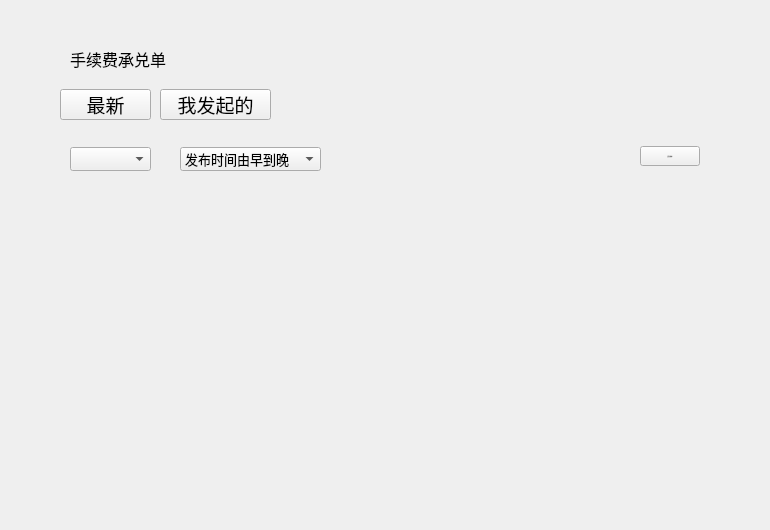
Before: the Qt Designer form poundage/PoundageWidget.ui in HcashOrg/hx-indicator, drawn with Qt 5.
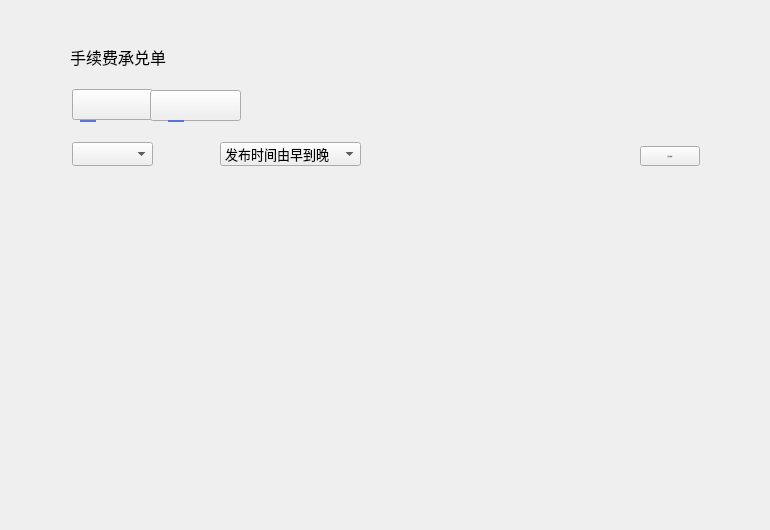
After: the same form once the commit is applied.

Diff of the .ui file:
```diff
--- a/poundage/PoundageWidget.ui
+++ b/poundage/PoundageWidget.ui
@@ -22,7 +22,7 @@
    <property name="geometry">
     <rect>
      <x>0</x>
-     <y>178</y>
+     <y>173</y>
      <width>770</width>
      <height>350</height>
     </rect>
@@ -32,7 +32,7 @@
    <property name="geometry">
     <rect>
      <x>70</x>
-     <y>46</y>
+     <y>44</y>
      <width>200</width>
      <height>26</height>
     </rect>
@@ -50,8 +50,8 @@
   <widget class="QComboBox" name="comboBox_coinType">
    <property name="geometry">
     <rect>
-     <x>70</x>
-     <y>147</y>
+     <x>72</x>
+     <y>142</y>
      <width>81</width>
      <height>24</height>
     </rect>
@@ -93,8 +93,8 @@
   <widget class="QComboBox" name="comboBox_sortType">
    <property name="geometry">
     <rect>
-     <x>180</x>
-     <y>147</y>
+     <x>220</x>
+     <y>142</y>
      <width>141</width>
      <height>24</height>
     </rect>
@@ -118,8 +118,41 @@
   <widget class="QToolButton" name="toolButton_allPoundage">
    <property name="geometry">
     <rect>
-     <x>60</x>
+     <x>72</x>
      <y>89</y>
+     <width>81</width>
+     <height>31</height>
+    </rect>
+   </property>
+   <property name="sizePolicy">
+    <sizepolicy hsizetype="Preferred" vsizetype="Preferred">
+     <horstretch>0</horstretch>
+     <verstretch>0</verstretch>
+    </sizepolicy>
+   </property>
+   <property name="font">
+    <font>
+     <pointsize>14</pointsize>
+    </font>
+   </property>
+   <property name="cursor">
+    <cursorShape>PointingHandCursor</cursorShape>
+   </property>
+   <property name="styleSheet">
+    <string notr="true"/>
+   </property>
+   <property name="text">
+    <string/>
+   </property>
+   <property name="toolButtonStyle">
+    <enum>Qt::ToolButtonTextOnly</enum>
+   </property>
+  </widget>
+  <widget class="QToolButton" name="toolButton_myPoundage">
+   <property name="geometry">
+    <rect>
+     <x>150</x>
+     <y>90</y>
      <width>91</width>
      <height>31</height>
     </rect>
@@ -139,42 +172,95 @@
     <cursorShape>PointingHandCursor</cursorShape>
    </property>
    <property name="text">
+    <string/>
+   </property>
+   <property name="toolButtonStyle">
+    <enum>Qt::ToolButtonTextOnly</enum>
+   </property>
+  </widget>
+  <widget class="QLabel" name="label">
+   <property name="geometry">
+    <rect>
+     <x>72</x>
+     <y>89</y>
+     <width>81</width>
+     <height>31</height>
+    </rect>
+   </property>
+   <property name="text">
     <string>最新</string>
    </property>
-   <property name="toolButtonStyle">
-    <enum>Qt::ToolButtonTextOnly</enum>
-   </property>
   </widget>
-  <widget class="QToolButton" name="toolButton_myPoundage">
+  <widget class="QLabel" name="label_2">
    <property name="geometry">
     <rect>
-     <x>160</x>
-     <y>89</y>
+     <x>150</x>
+     <y>90</y>
      <width>111</width>
      <height>31</height>
     </rect>
    </property>
-   <property name="sizePolicy">
-    <sizepolicy hsizetype="Preferred" vsizetype="Preferred">
-     <horstretch>0</horstretch>
-     <verstretch>0</verstretch>
-    </sizepolicy>
-   </property>
-   <property name="font">
-    <font>
-     <pointsize>14</pointsize>
-    </font>
-   </property>
-   <property name="cursor">
-    <cursorShape>PointingHandCursor</cursorShape>
-   </property>
    <property name="text">
     <string>我发起的</string>
    </property>
-   <property name="toolButtonStyle">
-    <enum>Qt::ToolButtonTextOnly</enum>
+  </widget>
+  <widget class="QFrame" name="frame">
+   <property name="geometry">
+    <rect>
+     <x>80</x>
+     <y>120</y>
+     <width>16</width>
+     <height>2</height>
+    </rect>
    </property>
+   <property name="styleSheet">
+    <string notr="true">background-color: rgb(84, 116, 235);
+border:none;</string>
+   </property>
+   <property name="frameShape">
+    <enum>QFrame::HLine</enum>
+   </property>
+   <property name="frameShadow">
+    <enum>QFrame::Raised</enum>
+   </property>
+   <property name="lineWidth">
+    <number>2</number>
+   </property>
   </widget>
+  <widget class="QFrame" name="frame_2">
+   <property name="geometry">
+    <rect>
+     <x>168</x>
+     <y>120</y>
+     <width>16</width>
+     <height>2</height>
+    </rect>
+   </property>
+   <property name="styleSheet">
+    <string notr="true">background-color: rgb(84, 116, 235);
+border:none;</string>
+   </property>
+   <property name="frameShape">
+    <enum>QFrame::HLine</enum>
+   </property>
+   <property name="frameShadow">
+    <enum>QFrame::Raised</enum>
+   </property>
+   <property name="lineWidth">
+    <number>2</number>
+   </property>
+  </widget>
+  <zorder>label_2</zorder>
+  <zorder>label</zorder>
+  <zorder>stackedWidget</zorder>
+  <zorder>title_label</zorder>
+  <zorder>comboBox_coinType</zorder>
+  <zorder>toolButton_publishPoundage</zorder>
+  <zorder>comboBox_sortType</zorder>
+  <zorder>toolButton_allPoundage</zorder>
+  <zorder>toolButton_myPoundage</zorder>
+  <zorder>frame</zorder>
+  <zorder>frame_2</zorder>
  </widget>
  <resources/>
  <connections/>
```
